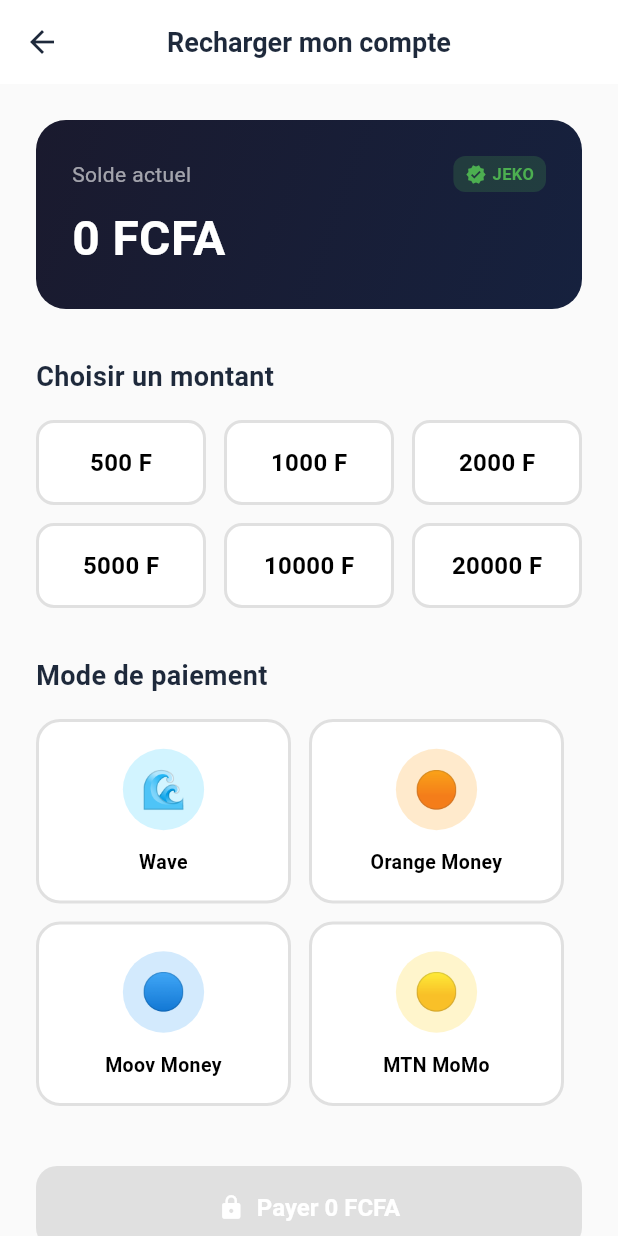
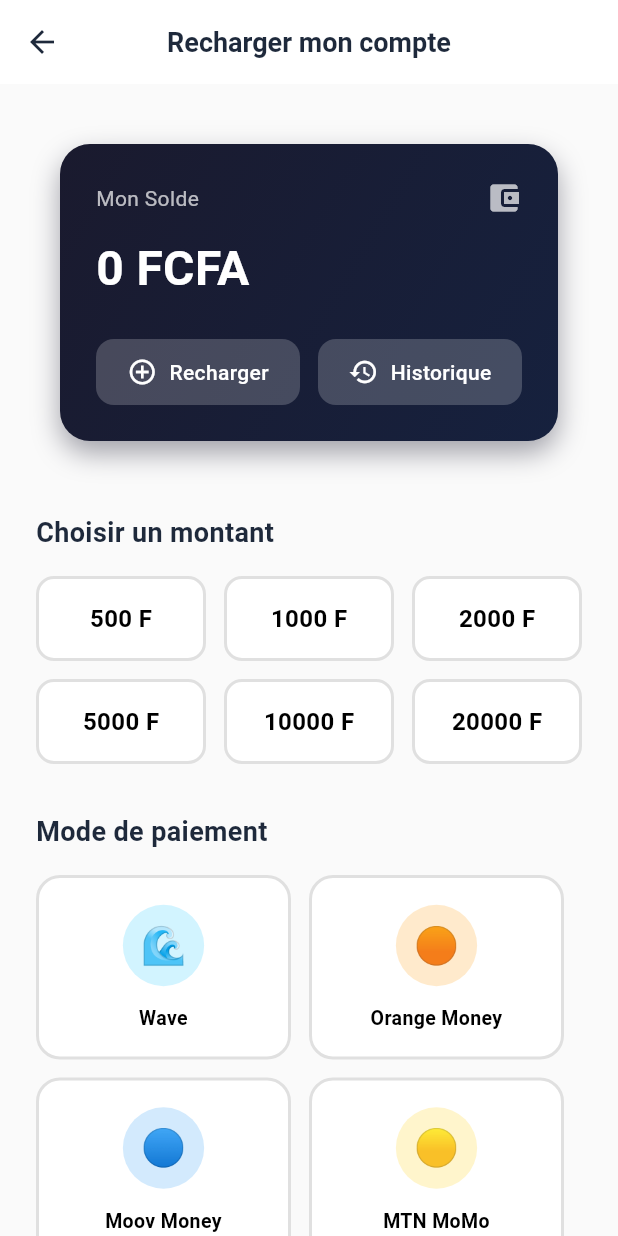
Before and after one commit to afriklabprojet/ouagachap-client, a Flutter app: the RechargePage screen opened by its route, on a phone screen of 412 x 824 dp. Run offline on Flutter 3.47's test engine with Material 3 defaults, Android fonts, the phone set to English and light mode, and no system bars; our stand-ins replace connectivity_plus, dio, equatable, firebase_auth, firebase_core, firebase_messaging and 10 more; accounts and stored records are empty; network calls fail.

Commit message:
feat: Améliorations UX sur pages notifications, wallet, tracking et onboarding
Pages Notifications:
- RefreshIndicator pour pull-to-refresh
- SlideInWidget avec délai progressif pour chaque notification
- ScaleInWidget sur les avatars
- Badge indicateur non-lu
- Remplacement withOpacity par withAlpha (Flutter 3.32+)

Page Recharge Wallet:
- Intégration du nouveau WalletCard avec animation de solde
- FadeInWidget sur la carte

Page Order Tracking:
- Intégration du nouveau CourierCard avec rating et actions
- SlideInWidget sur les infos coursier

Page Onboarding:
- ScaleInWidget sur les icônes
- SlideInWidget sur les titres
- FadeInWidget sur les descriptions
- PrimaryButton avec icône dynamique

```diff
--- a/lib/features/wallet/presentation/pages/recharge_page.dart
+++ b/lib/features/wallet/presentation/pages/recharge_page.dart
@@ -3,6 +3,9 @@
 import 'package:go_router/go_router.dart';
 import 'package:url_launcher/url_launcher.dart';
 import '../../../../core/theme/app_colors.dart';
+import '../../../../core/widgets/animations.dart';
+import '../../../../core/widgets/cards.dart';
+import '../../../../core/widgets/custom_buttons.dart';
 import '../../data/datasources/jeko_payment_datasource.dart';
 import '../bloc/wallet_bloc.dart';
 import '../bloc/wallet_event.dart';
@@ -150,64 +153,11 @@
           balance = state.wallet.balance;
         }
 
-        return Container(
-          width: double.infinity,
-          padding: const EdgeInsets.all(24),
-          decoration: BoxDecoration(
-            gradient: const LinearGradient(
-              colors: [Color(0xFF1A1A2E), Color(0xFF16213E)],
-              begin: Alignment.topLeft,
-              end: Alignment.bottomRight,
-            ),
-            borderRadius: BorderRadius.circular(20),
-          ),
-          child: Column(
-            crossAxisAlignment: CrossAxisAlignment.start,
-            children: [
-              Row(
-                children: [
-                  const Text(
-                    'Solde actuel',
-                    style: TextStyle(
-                      color: Colors.white60,
-                      fontSize: 14,
-                    ),
-                  ),
-                  const Spacer(),
-                  Container(
-                    padding: const EdgeInsets.symmetric(horizontal: 8, vertical: 4),
-                    decoration: BoxDecoration(
-                      color: Colors.green.withOpacity(0.2),
-                      borderRadius: BorderRadius.circular(8),
-                    ),
-                    child: const Row(
-                      mainAxisSize: MainAxisSize.min,
-                      children: [
-                        Icon(Icons.verified, color: Colors.green, size: 14),
-                        SizedBox(width: 4),
-                        Text(
-                          'JEKO',
-                          style: TextStyle(
-                            color: Colors.green,
-                            fontSize: 11,
-                            fontWeight: FontWeight.bold,
-                          ),
-                        ),
-                      ],
-                    ),
-                  ),
-                ],
-              ),
-              const SizedBox(height: 8),
-              Text(
-                '$balance FCFA',
-                style: const TextStyle(
-                  color: Colors.white,
-                  fontSize: 32,
-                  fontWeight: FontWeight.bold,
-                ),
-              ),
-            ],
+        return FadeInWidget(
+          child: WalletCard(
+            balance: balance.toDouble(),
+            currency: 'FCFA',
+            gradientColors: const [Color(0xFF1A1A2E), Color(0xFF16213E)],
           ),
         );
       },
```
Also changed, not shown: lib/features/notification/presentation/pages/notifications_page.dart (+37 -12 lines), lib/features/onboarding/presentation/pages/onboarding_page.dart (+20 -23 lines), lib/features/order/presentation/pages/order_tracking_page.dart (+12 -50 lines).
